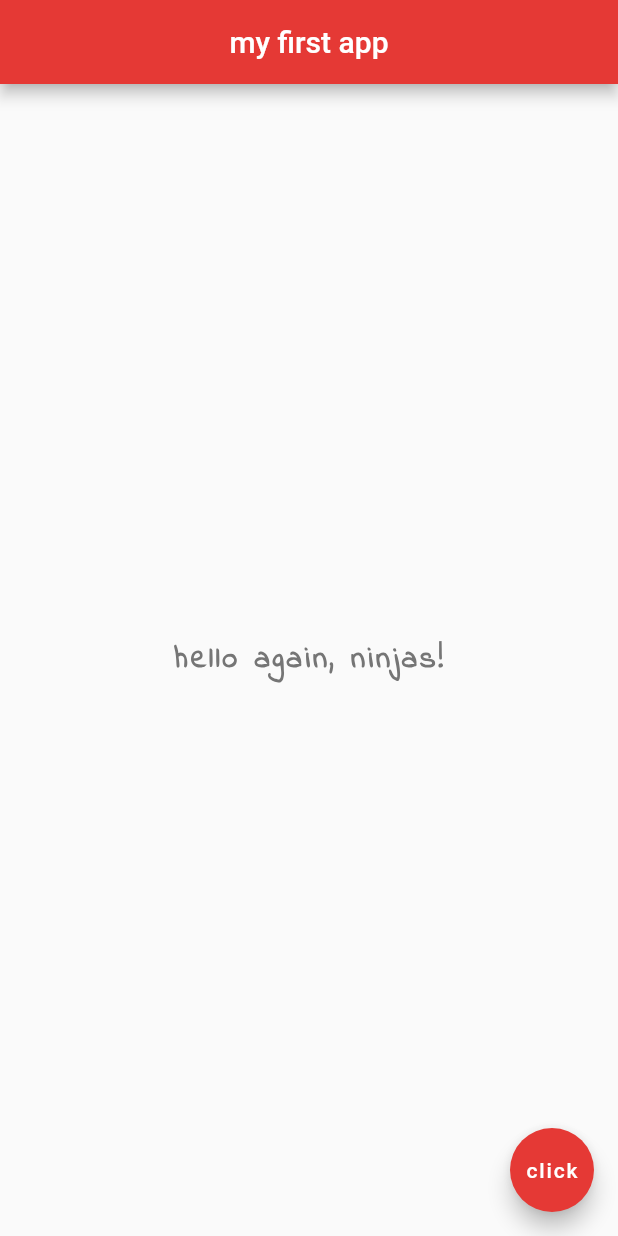
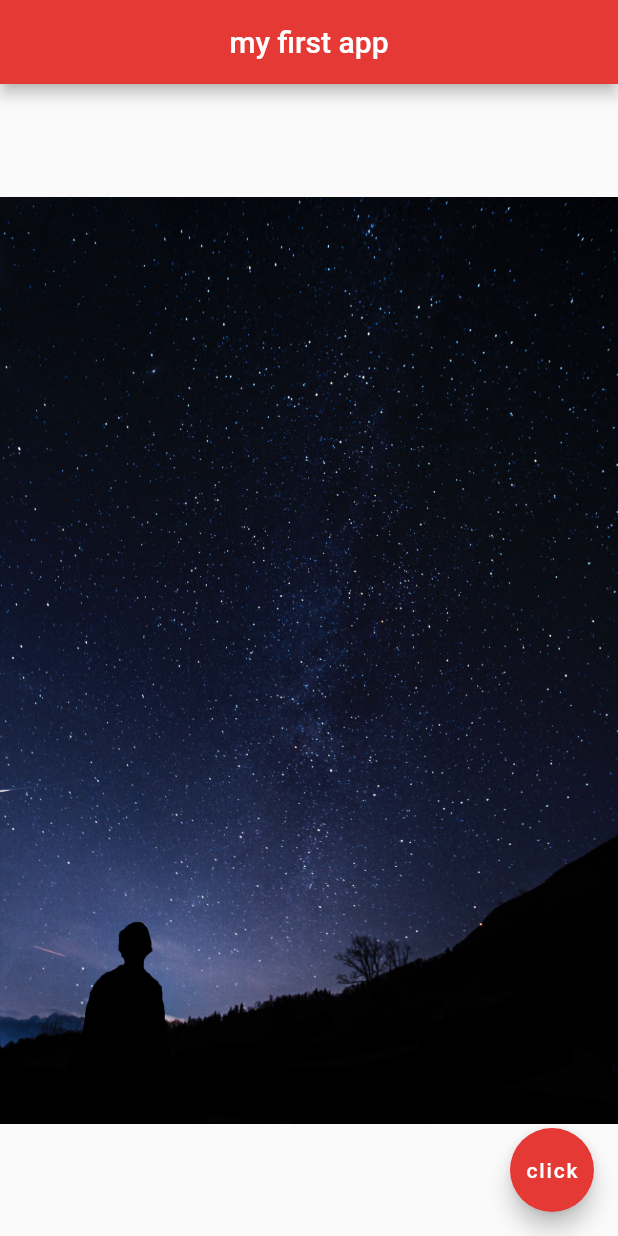
Before and after one commit to iamshaunjp/flutter-beginners-tutorial, a Flutter app: the screen it shows after launch, on a phone screen of 412 x 824 dp. Run offline on Flutter 3.47's test engine with Material 2 defaults, Android fonts, the phone set to English and light mode, and no system bars.

Commit message:
lesson-8

```diff
--- a/myapp/lib/main.dart
+++ b/myapp/lib/main.dart
@@ -14,16 +14,7 @@ class Home extends StatelessWidget {
           backgroundColor: Colors.red[600]
       ),
       body: Center(
-        child: Text(
-          'hello again, ninjas!',
-          style: TextStyle(
-            fontSize: 20.0,
-            fontWeight: FontWeight.bold,
-            letterSpacing: 2.0,
-            color: Colors.grey[600],
-            fontFamily: 'IndieFlower',
-          ),
-        ),
+        child: Image.asset('assets/space-3.jpg'),
       ),
       floatingActionButton: FloatingActionButton(
         backgroundColor: Colors.red[600],
```
Also changed, not shown: myapp/pubspec.yaml (+4 -3 lines), myapp/assets/space-1.jpg (added), myapp/assets/space-2.jpg (added), myapp/assets/space-3.jpg (added).
